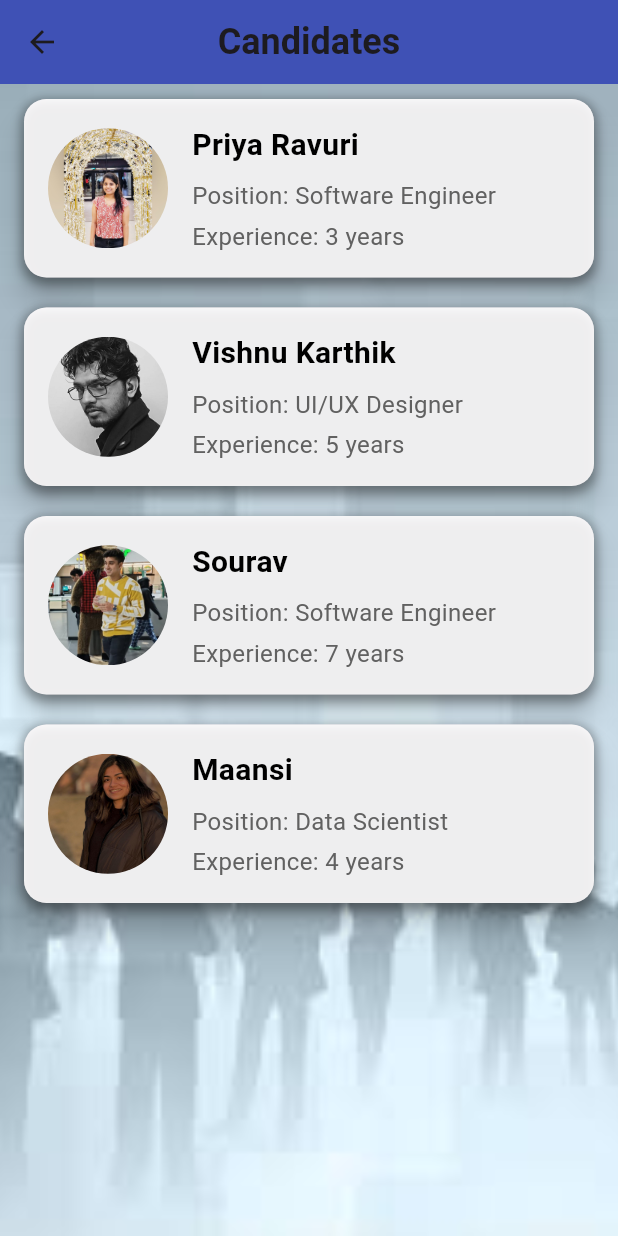
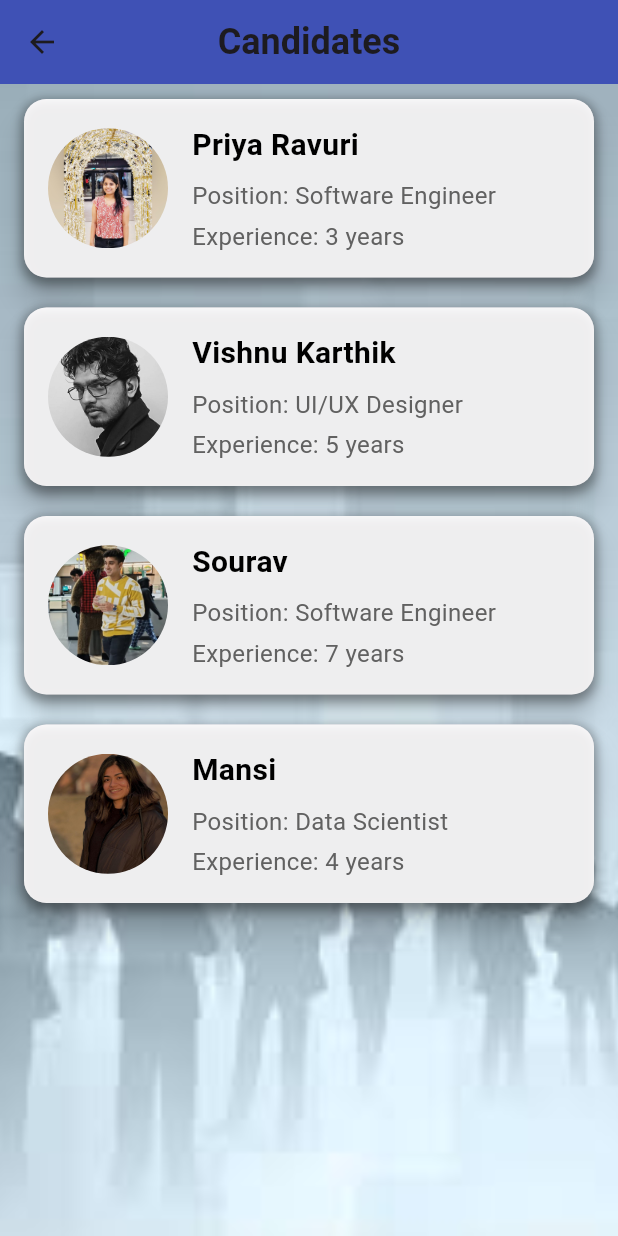
Before and after one commit to PriyaRavuri97/CareerHire, a Flutter app: the CandidatesScreen screen opened by its route, on a phone screen of 412 x 824 dp. Run offline on Flutter 3.47's test engine with Material 3 defaults, Android fonts, the light colour scheme and no system bars; our stand-ins replace image_picker, shared_preferences; accounts and stored records are empty.

Commit message:
added more data

```diff
--- a/lib/candidate.dart
+++ b/lib/candidate.dart
@@ -52,14 +52,14 @@ List<Candidate> candidates = [
     phone: '+1234567890',
   ),
   Candidate(
-    name: 'Maansi',
+    name: 'Mansi',
     position: 'Data Scientist',
     experience: '4 years',
     imageUrl: 'images/maansi.jpeg',
     bio: 'I am a data scientist driven by a curiosity to unravel insights from complex datasets. '
         'With four years of experience, I specialize in machine learning algorithms and statistical analysis, '
         'transforming data into actionable intelligence.',
-    email: 'maansi@example.com',
+    email: 'mansi@example.com',
     phone: '+1987654321',
   ),
 ];
--- a/lib/connected_candidates.dart
+++ b/lib/connected_candidates.dart
@@ -27,7 +27,7 @@ class ConnectedCandidates extends ChangeNotifier {
   void addPost(Candidate candidate, String postContent) {
     if (_connectedCandidates.contains(candidate)) {
       _candidatePosts[candidate]?.add(postContent);
-      notifyListeners(); // Notify listeners of the change
+      notifyListeners(); // Notify change
     }
   }
 }
```
